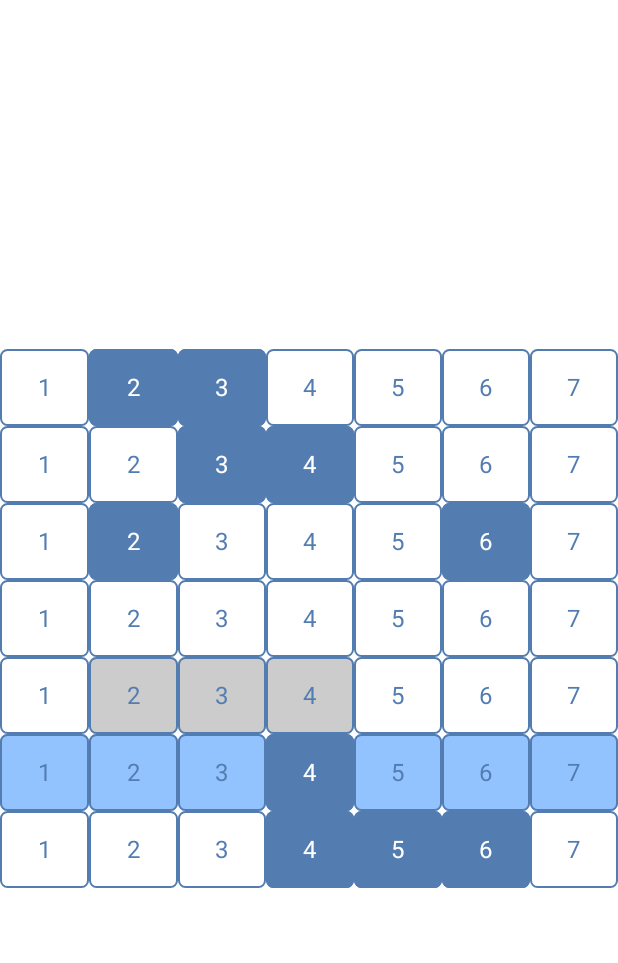
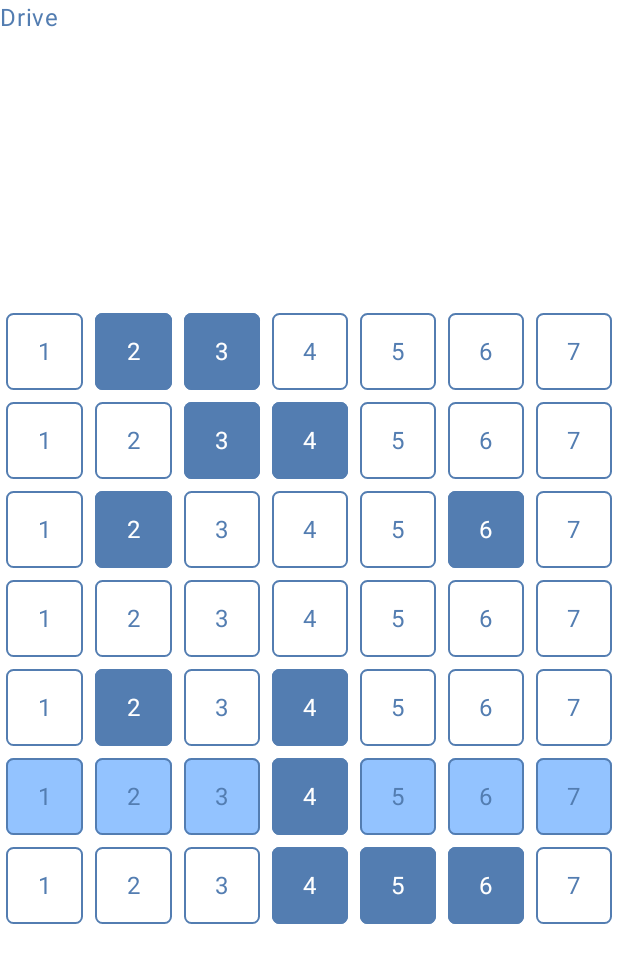
Before and after one commit to MAKS125X/LightCinema, an Android app built with Jetpack Compose: the screen it shows after launch (MainActivity), on a phone screen of 412 x 824 dp. Shown: the top 963 px of the screen. Run offline under Robolectric (Android 15) with nearby library versions, the light colour scheme and no system bars.

Commit message:
Рефакторинг

```diff
--- a/app/src/main/java/com/example/lightcinema/Utils.kt
+++ b/app/src/main/java/com/example/lightcinema/Utils.kt
@@ -1,7 +1,27 @@
 package com.example.lightcinema
 
-import com.example.lightcinema.models.CostClass
-import com.example.lightcinema.models.Seat
+import androidx.compose.runtime.mutableStateOf
+import com.example.lightcinema.data.models.CostClass
+import com.example.lightcinema.data.models.Seat
+
+//fun seatMapper(seat: com.example.lightcinema.data.models.Seat): com.example.lightcinema.ui.models.Seat {
+//    return com.example.lightcinema.ui.models.Seat(
+//        SeatId(seat.hallId, seat.row, seat.numberInRow),
+//        seat.costClass,
+//        seat.isSelected
+//    )
+//}
+
+fun seatMapper(seat: com.example.lightcinema.data.models.Seat): com.example.lightcinema.ui.models.Seat {
+    return com.example.lightcinema.ui.models.Seat(
+        seat.hallId,
+        seat.row,
+        seat.numberInRow,
+        seat.costClass,
+        mutableStateOf(seat.isSelected)
+    )
+}
+
 
 fun getTestSeatsList(): MutableList<Seat> {
     return mutableListOf(
@@ -38,9 +58,9 @@ fun getTestSeatsList(): MutableList<Seat> {
         Seat(1, 4, 7, CostClass.BASIC, false),
 
         Seat(1, 5, 1, CostClass.BASIC, false),
-        Seat(1, 5, 2, CostClass.TAKEN, true),
-        Seat(1, 5, 3, CostClass.BASIC, true),
-        Seat(1, 5, 4, CostClass.TAKEN, true),
+        Seat(1, 5, 2, CostClass.TAKEN, false),
+        Seat(1, 5, 3, CostClass.BASIC, false),
+        Seat(1, 5, 4, CostClass.TAKEN, false),
         Seat(1, 5, 5, CostClass.BASIC, false),
         Seat(1, 5, 6, CostClass.BASIC, false),
         Seat(1, 5, 7, CostClass.BASIC, false),
--- a/app/src/main/java/com/example/lightcinema/models/CostClass.kt
+++ b/app/src/main/java/com/example/lightcinema/data/models/CostClass.kt
@@ -1,4 +1,4 @@
-package com.example.lightcinema.models
+package com.example.lightcinema.data.models
 
 enum class CostClass {
     BASIC,
--- a/app/src/main/java/com/example/lightcinema/models/Seat.kt
+++ b/app/src/main/java/com/example/lightcinema/data/models/Seat.kt
@@ -1,4 +1,6 @@
-package com.example.lightcinema.models
+package com.example.lightcinema.data.models
+
+import androidx.compose.runtime.MutableState
 
 data class Seat(
     val hallId: Int,
--- /dev/null
+++ b/app/src/main/java/com/example/lightcinema/ui/models/Seat.kt
@@ -0,0 +1,13 @@
+package com.example.lightcinema.ui.models
+
+import androidx.compose.runtime.MutableState
+import com.example.lightcinema.data.models.CostClass
+
+class Seat(
+    val hallId: Int, val row: Int, val numberInRow: Int,
+    val costClass: CostClass,
+    val isSelected: MutableState<Boolean>
+)
+
+
+class SeatId(val hallId: Int, val row: Int, val numberInRow: Int)
--- /dev/null
+++ b/app/src/main/java/com/example/lightcinema/ui/models/SeatId.kt
@@ -0,0 +1 @@
+package com.example.lightcinema.ui.models
--- a/app/src/main/java/com/example/lightcinema/ui/screens/CinemaHall.kt
+++ b/app/src/main/java/com/example/lightcinema/ui/screens/CinemaHall.kt
@@ -5,10 +5,10 @@ import androidx.compose.foundation.background
 import androidx.compose.foundation.border
 import androidx.compose.foundation.clickable
 import androidx.compose.foundation.gestures.rememberTransformableState
-import androidx.compose.foundation.gestures.transformable
 import androidx.compose.foundation.layout.Box
 import androidx.compose.foundation.layout.fillMaxSize
 import androidx.compose.foundation.layout.height
+import androidx.compose.foundation.layout.padding
 import androidx.compose.foundation.layout.width
 import androidx.compose.foundation.lazy.grid.GridCells
 import androidx.compose.foundation.lazy.grid.LazyVerticalGrid
@@ -23,85 +23,68 @@ import androidx.compose.runtime.remember
 import androidx.compose.runtime.setValue
 import androidx.compose.ui.Alignment
 import androidx.compose.ui.Modifier
-import androidx.compose.ui.geometry.Offset
-import androidx.compose.ui.graphics.graphicsLayer
+import androidx.compose.ui.draw.scale
 import androidx.compose.ui.tooling.preview.Preview
 import androidx.compose.ui.unit.Dp
 import androidx.compose.ui.unit.dp
 import androidx.lifecycle.compose.collectAsStateWithLifecycle
 import androidx.lifecycle.viewmodel.compose.viewModel
+import com.example.lightcinema.data.models.CostClass
 import com.example.lightcinema.getTestSeatsList
-import com.example.lightcinema.models.CostClass
-import com.example.lightcinema.models.Seat
+import com.example.lightcinema.seatMapper
+import com.example.lightcinema.ui.models.Seat
 import com.example.lightcinema.ui.theme.LightCinemaTheme
 
 @Composable
 fun CinemaHallGrid(
-    matrix: MutableList<Seat>, onSeatClick: (Seat, Seat) -> Unit, seatHeight: Dp, seatWidth: Dp
+    matrix: MutableList<Seat>, onSeatClick: (Seat) -> Unit, seatHeight: Dp, seatWidth: Dp
 ) {
-//    val matrix by remember {
-//        mutableStateOf(seats.groupBy { it.row }
-//            .map { it.value.sortedBy { seat -> seat.numberInRow } }
-//            .sortedBy { it.first().row }
-//        )
-//    }
-
-
-    val TAG = "aboba"
     LazyVerticalGrid(columns = GridCells.Fixed(matrix.maxOf { it.numberInRow })) {
         itemsIndexed(items = matrix) { _, seat ->
-            Seat(seat = seat, height = seatHeight, width = seatWidth) { lastSeat, newSeat ->
-                onSeatClick(lastSeat, newSeat)
+            Seat(seat = seat, height = seatHeight, width = seatWidth) { lastSeat ->
+                onSeatClick(lastSeat)
             }
         }
     }
 }
-
 
 @Composable
 fun CinemaScreen(
     cinemaHallViewModel: CinemaHallViewModel = viewModel()
 ) {
     var scale by remember { mutableStateOf(1f) }
-    var offset by remember { mutableStateOf(Offset.Zero) }
-    val state = rememberTransformableState { zoomChange, offsetChange, rotationChange ->
+    val state = rememberTransformableState { zoomChange, _, _ ->
         scale *= zoomChange
-        offset += offsetChange
     }
 
     val matrix by cinemaHallViewModel.hallMatrix.collectAsStateWithLifecycle()
 
+    val film by remember { mutableStateOf("Drive") }
+
+
+    Text(text = film)
+
+    Box(contentAlignment = Alignment.Center, modifier = Modifier.fillMaxSize()) {
         Box(
             contentAlignment = Alignment.Center, modifier = Modifier
-            // apply other transformations like rotation and zoom
-            // on the pizza slice emoji
-            .graphicsLayer(
-                scaleX = scale,
-                scaleY = scale,
-                translationX = offset.x,
-                translationY = offset.y
-            )
-            .transformable(state = state)
-            .fillMaxSize()
+                .matchParentSize()
+                .scale(scale)
         ) {
             CinemaHallGrid(
                 matrix,
-            { a, b -> cinemaHallViewModel.changeSeatSelectedState(a, b) },
+                { a -> cinemaHallViewModel.changeSeatSelectedState(a) },
                 seatHeight = 51.dp,
                 seatWidth = 51.dp
             )
         }
     }
+}
 
-//@Preview(showBackground = true)
 @Composable
 fun Seat(
-    seat: Seat, height: Dp, width: Dp, onSeatClick: (Seat, Seat) -> Unit
+    seat: Seat, height: Dp, width: Dp, onSeatClick: (Seat) -> Unit
 ) {
-//    val seatIsSelected by remember {
-//        mutableStateOf(seat.isSelected)
-//    }
-    val backgroundColor = if (seat.isSelected) {
+    val backgroundColor = if (seat.isSelected.value) {
         MaterialTheme.colorScheme.tertiaryContainer
     } else {
         when (seat.costClass) {
@@ -110,7 +93,7 @@ fun Seat(
             CostClass.TAKEN -> MaterialTheme.colorScheme.primary
         }
     }
-    val textColor = if (seat.isSelected) {
+    val textColor = if (seat.isSelected.value) {
         MaterialTheme.colorScheme.onTertiaryContainer
     } else {
         when (seat.costClass) {
@@ -121,6 +104,7 @@ fun Seat(
     }
     Box(contentAlignment = Alignment.Center,
         modifier = Modifier
+            .padding(4.dp)
             .border(
                 1.dp, MaterialTheme.colorScheme.primary, RoundedCornerShape(5.dp)
             )
@@ -131,7 +115,7 @@ fun Seat(
             )
             .clickable {
                 Log.v("aboba", "CLICKED")
-                onSeatClick(seat, seat.copy(isSelected = !seat.isSelected))
+                onSeatClick(seat)
             }
 
     ) {
@@ -144,23 +128,27 @@ fun Seat(
 
 @Preview(showBackground = true)
 @Composable
-fun CinemaHallPreview(seats: MutableList<Seat> = getTestSeatsList()) {
+fun CinemaHallPreview(
+    seats: MutableList<Seat> = getTestSeatsList().map { seatMapper(it) }.toMutableList()
+) {
     LightCinemaTheme {
-        CinemaHallGrid(mutableListOf(), { a, b -> }, seatHeight = 51.dp, seatWidth = 51.dp)
+        CinemaHallGrid(mutableListOf(), { a -> }, seatHeight = 51.dp, seatWidth = 51.dp)
     }
 }
 
 @Preview(showBackground = true)
 @Composable
 fun SeatPreview(
-    seat: Seat = Seat(1, 2, 3, CostClass.VIP, false), height: Dp = 22.dp, width: Dp = 22.dp
+    seat: Seat = Seat(1, 2, 3, CostClass.VIP, mutableStateOf(false)),
+    height: Dp = 22.dp,
+    width: Dp = 22.dp
 ) {
 //    val lineHeightSp: TextUnit = TextUnit.Unspecified
 //    val lineHeightDp: Dp = with(LocalDensity.current) {
 //        lineHeightSp.toDp()
 //    }
     LightCinemaTheme {
-        Seat(seat, height, width) { _, _ ->
+        Seat(seat, height, width) { _ ->
         }
     }
 }
--- a/app/src/main/java/com/example/lightcinema/ui/screens/CinemaHallViewModel.kt
+++ b/app/src/main/java/com/example/lightcinema/ui/screens/CinemaHallViewModel.kt
@@ -1,32 +1,43 @@
 package com.example.lightcinema.ui.screens
 
 import android.util.Log
-import androidx.lifecycle.SavedStateHandle
 import androidx.lifecycle.ViewModel
+import com.example.lightcinema.data.models.CostClass
 import com.example.lightcinema.getTestSeatsList
-import com.example.lightcinema.models.Seat
+import com.example.lightcinema.seatMapper
+import com.example.lightcinema.ui.models.Seat
 import kotlinx.coroutines.flow.MutableStateFlow
 import kotlinx.coroutines.flow.asStateFlow
 
 class CinemaHallViewModel(
-    private val savedStateHandle: SavedStateHandle
 ) : ViewModel() {
+
     private val _hallMatrix =
         MutableStateFlow(
-            getTestSeatsList()
+            getTestSeatsList().map { seatMapper(it) }
                 .groupBy { it.row }
                 .map { it.value.sortedBy { seat -> seat.numberInRow } }
                 .sortedBy { it.first().row }.flatten().toMutableList()
         )
     val hallMatrix = _hallMatrix.asStateFlow()
 
+
+    fun changeSeatSelectedState(seat: Seat) {
+        if (seat.costClass != CostClass.TAKEN) {
+            seat.isSelected.value = !seat.isSelected.value
+        }
+//        val index = hallMatrix.value.indexOfFirst { it == seat }
+//        hallMatrix.value[index] = seat.copy(isSelected = !seat.isSelected)
+    }
+
+
     fun changeSeatSelectedState(lastSeat: Seat, newSeat: Seat) {
         val newList = _hallMatrix.value.mapButReplace(lastSeat, newSeat)
 
-        _hallMatrix.value = newList.toMutableList()
+//        _hallMatrix.value = newList.toMutableList()
     }
 
-    fun <T> List<T>.mapButReplace(targetItem: T, newItem: T) = map {
+    private fun <T> List<T>.mapButReplace(targetItem: T, newItem: T) = map {
         if (it == targetItem) {
             newItem
         } else {
@@ -34,13 +45,14 @@ class CinemaHallViewModel(
         }
     }
 
+
     fun changeSeatSelectedState(row: Int, numberInRow: Int) {
         val index =
             _hallMatrix.value.indexOfFirst { it.row == row && it.numberInRow == numberInRow }
-        val seat = _hallMatrix.value[index].copy()
+//        val seat = _hallMatrix.value[index].copy()
 
         _hallMatrix.value.removeIf { it.row == row && it.numberInRow == numberInRow }
-        _hallMatrix.value.add(seat.copy(isSelected = !seat.isSelected))
+//        _hallMatrix.value.add(seat.copy(isSelected = !seat.isSelected))
 
         Log.d(
             "aboba",
```
Lines whose indentation alone changed are shown as unchanged.
